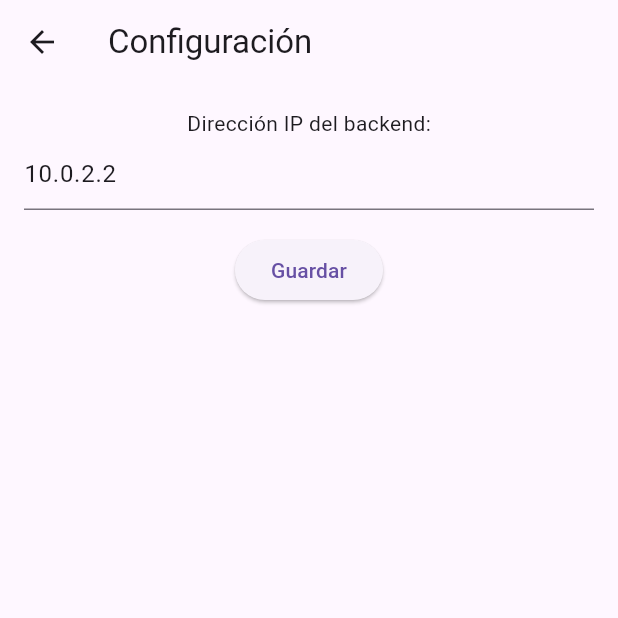
After one commit to AlanSC31/PartyApp_android, a Flutter app: the SettingsPage screen opened directly, on a phone screen of 412 x 824 dp, the top half of it. The commit adds this screen. Run offline on Flutter 3.47's test engine with Material 3 defaults, Android fonts, the phone set to English and light mode, and no system bars; our stand-ins replace firebase_auth, firebase_core, google_fonts, shared_preferences; accounts and stored records are empty.

Commit message:
se agrego el change ip en tiempo real

```diff
--- /dev/null
+++ b/party_app/lib/screens/config/changeIpScreen.dart
@@ -0,0 +1,52 @@
+import 'package:flutter/material.dart';
+import 'package:party_app/screens/config/ipChange.dart';
+
+class SettingsPage extends StatefulWidget {
+  const SettingsPage({super.key});
+
+  @override
+  State<SettingsPage> createState() => _SettingsPageState();
+}
+
+class _SettingsPageState extends State<SettingsPage> {
+  final TextEditingController _controller = TextEditingController();
+
+  @override
+  void initState() {
+    super.initState();
+    _loadIp();
+  }
+
+  void _loadIp() async {
+    String currentIp = await BackendConfig.getBackendIp();
+    _controller.text = currentIp;
+  }
+
+  void _saveIp() async {
+    await BackendConfig.setBackendIp(_controller.text);
+    ScaffoldMessenger.of(context).showSnackBar(
+      SnackBar(content: Text('IP guardada correctamente')),
+    );
+  }
+
+  @override
+  Widget build(BuildContext context) {
+    return Scaffold(
+      appBar: AppBar(title: const Text('Configuración')),
+      body: Padding(
+        padding: const EdgeInsets.all(16.0),
+        child: Column(
+          children: [
+            const Text('Dirección IP del backend:'),
+            TextField(controller: _controller),
+            const SizedBox(height: 16),
+            ElevatedButton(
+              onPressed: _saveIp,
+              child: const Text('Guardar'),
+            ),
+          ],
+        ),
+      ),
+    );
+  }
+}
--- /dev/null
+++ b/party_app/lib/screens/config/ipChange.dart
@@ -0,0 +1,15 @@
+import 'package:shared_preferences/shared_preferences.dart';
+
+class BackendConfig {
+  static const _key = 'backend_ip';
+
+  static Future<void> setBackendIp(String ip) async {
+    final prefs = await SharedPreferences.getInstance();
+    await prefs.setString(_key, ip);
+  }
+
+  static Future<String> getBackendIp() async {
+    final prefs = await SharedPreferences.getInstance();
+    return prefs.getString(_key) ?? '10.0.2.2'; // IP por defecto
+  }
+}
--- a/party_app/pubspec.yaml
+++ b/party_app/pubspec.yaml
@@ -38,6 +38,7 @@ dependencies:
   firebase_auth: ^5.5.2
   firebase_core: ^3.13.0
   google_fonts: ^6.2.1
+  shared_preferences: ^2.3.3
 
 dev_dependencies:
   flutter_test:
```
Also changed, not shown: party_app/lib/screens/landing_screen.dart (+31 -4 lines), party_app/lib/widgets/queries.dart (+9 -3 lines), party_app/pubspec.lock, 1 other file.
